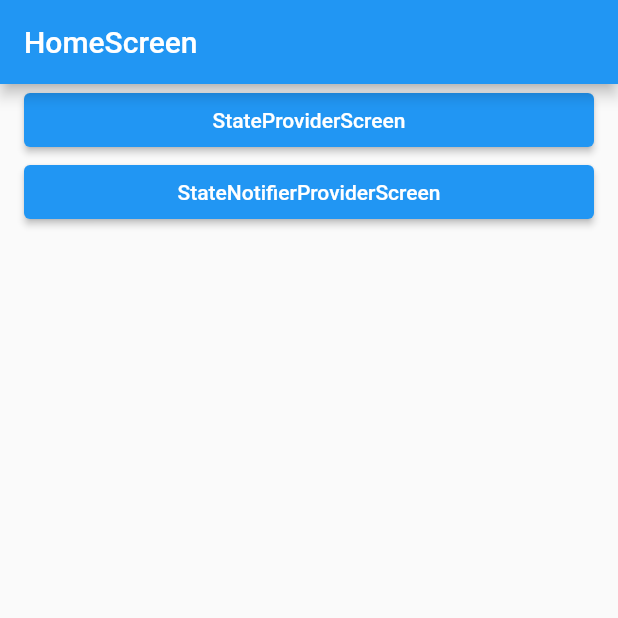
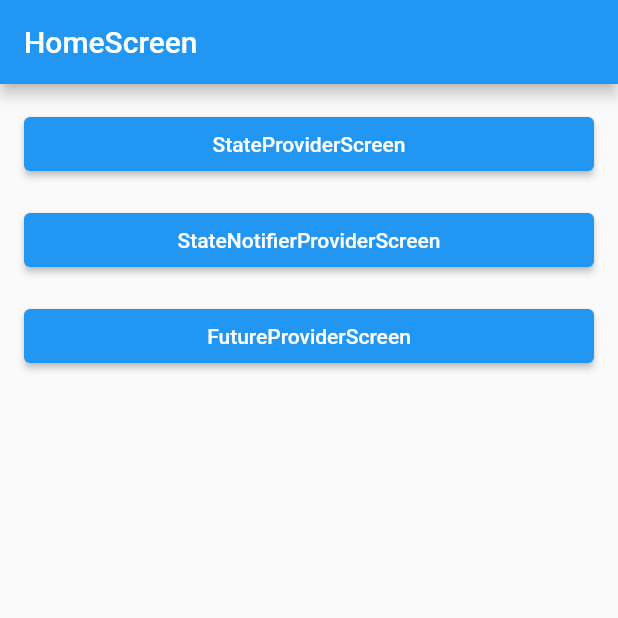
Before and after one commit to bulkyCHOI/flutter_riverpod, a Flutter app: the screen it shows after launch, on a phone screen of 412 x 824 dp, the top half of it. Run offline on Flutter 3.47's test engine with Material 2 defaults, Android fonts, the phone set to English and light mode, and no system bars; our stand-ins replace flutter_riverpod.

Commit message:
230817 |  섹션7-5 StateNotifierProvider

```diff
--- a/lib/screen/home_secreen.dart
+++ b/lib/screen/home_secreen.dart
@@ -1,5 +1,6 @@
 import 'package:flutter/material.dart';
 import 'package:rd/layout/default_layout.dart';
+import 'package:rd/screen/future_provider_screen.dart';
 import 'package:rd/screen/state_notifier_provider_screen.dart';
 import 'package:rd/screen/state_provider_screen.dart';
 
@@ -12,6 +13,7 @@ class HomeScreen extends StatelessWidget {
       title: 'HomeScreen',
       body: ListView(
         children: [
+          SizedBox(height: 16.0),
           ElevatedButton(
             onPressed: () {
               Navigator.of(context).push(
@@ -22,6 +24,7 @@ class HomeScreen extends StatelessWidget {
             },
             child: Text('StateProviderScreen'),
           ),
+          SizedBox(height: 16.0),
           ElevatedButton(
             onPressed: () {
               Navigator.of(context).push(
@@ -31,6 +34,17 @@ class HomeScreen extends StatelessWidget {
               );
             },
             child: Text('StateNotifierProviderScreen'),
+          ),
+          SizedBox(height: 16.0),
+          ElevatedButton(
+            onPressed: () {
+              Navigator.of(context).push(
+                MaterialPageRoute(
+                  builder: (_) => FutureProviderScreen(),
+                ),
+              );
+            },
+            child: Text('FutureProviderScreen'),
           )
         ],
       ),
```
Also changed, not shown: lib/riverpod/future_provider.dart (added, +14 -0 lines), lib/riverpod/state_notifier_provider.dart (+4 -4 lines), lib/screen/future_provider_screen.dart (added, +35 -0 lines).
